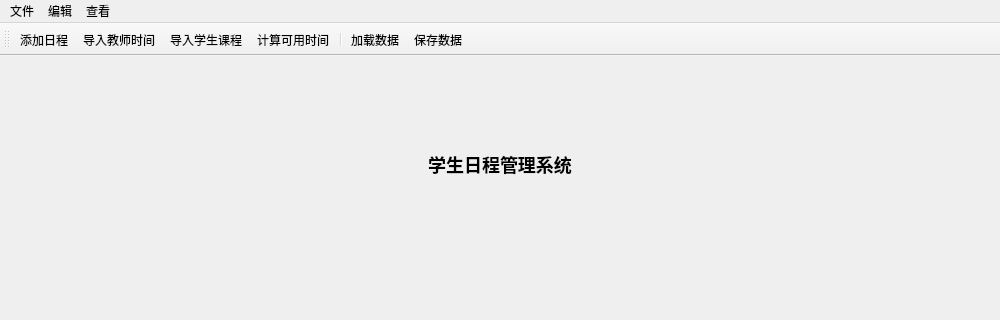
The window that ui/forms/MainWindow.ui (r-b-cheng/calenar) describes before a commit, drawn with Qt 5; both pictures show x 0 to 1000 and y 0 to 320 of the 1000 by 700 pixel window.
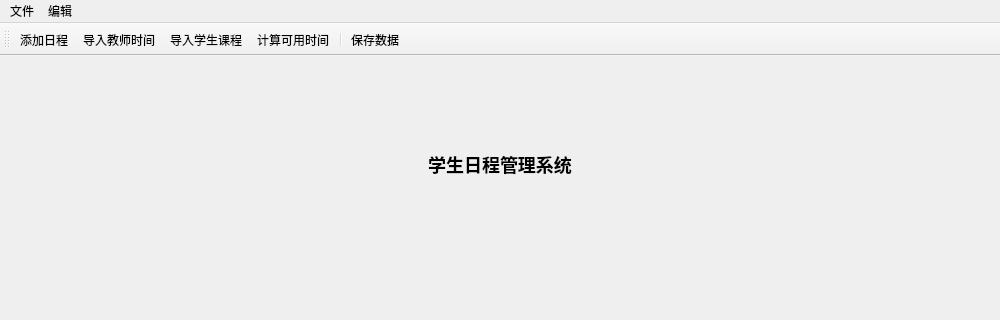
The same window after the commit. Custom widgets are drawn as their Qt base class.

Diff of the .ui file:
```diff
--- a/ui/forms/MainWindow.ui
+++ b/ui/forms/MainWindow.ui
@@ -77,16 +77,8 @@
     <addaction name="importProfessorAction"/>
     <addaction name="importStudentCoursesAction"/>
    </widget>
-   <widget class="QMenu" name="viewMenu">
-    <property name="title">
-     <string>查看</string>
-    </property>
-    <addaction name="showScheduleAction"/>
-    <addaction name="calculateAction"/>
-   </widget>
    <addaction name="fileMenu"/>
    <addaction name="editMenu"/>
-   <addaction name="viewMenu"/>
   </widget>
   <widget class="QStatusBar" name="statusbar"/>
   <widget class="QToolBar" name="toolBar">
@@ -104,7 +96,6 @@
    <addaction name="importStudentCoursesAction"/>
    <addaction name="calculateAction"/>
    <addaction name="separator"/>
-   <addaction name="loadDataAction"/>
    <addaction name="saveDataAction"/>
   </widget>
   <action name="loadDataAction">
```
